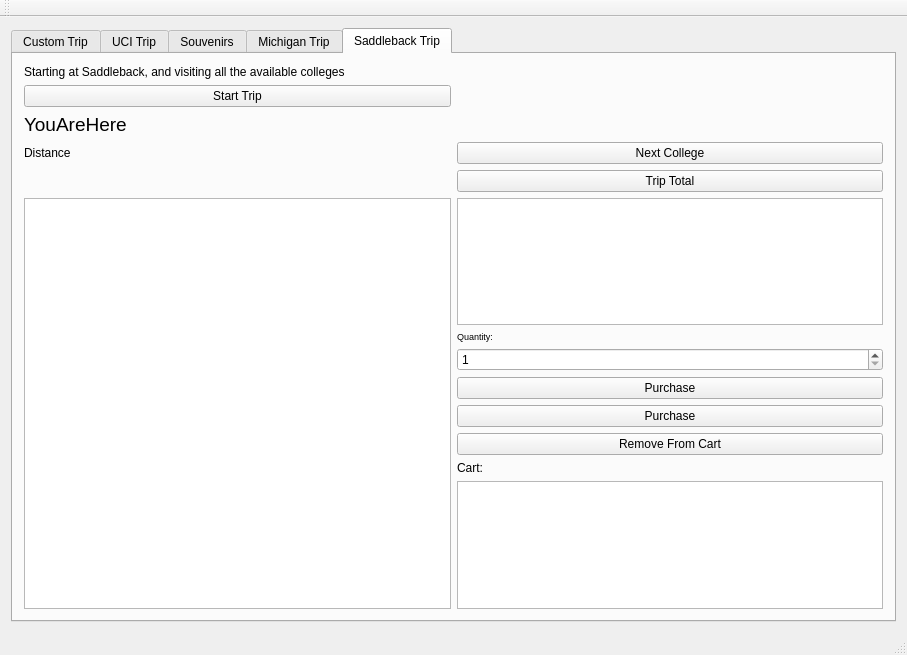
First picture: the form in CollegeTour/mainwindow.ui, repository 25wes25/caramelDelights, before the edit.
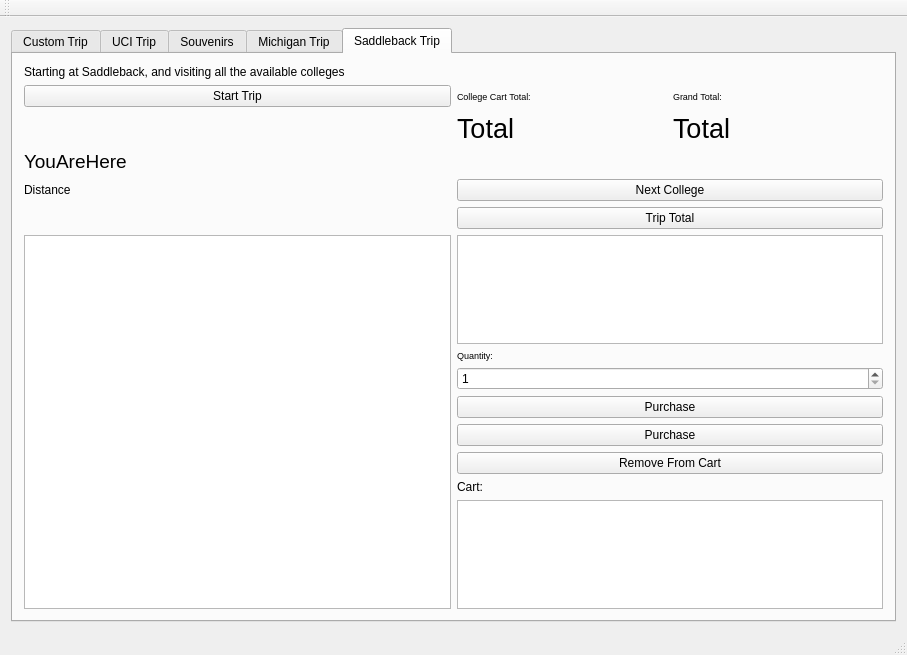
Second picture: the form after the edit. Icons and pictures are not drawn.

Diff of the .ui file:
```diff
--- a/CollegeTour/mainwindow.ui
+++ b/CollegeTour/mainwindow.ui
@@ -400,13 +400,6 @@
         <string>Saddleback Trip</string>
        </attribute>
        <layout class="QGridLayout" name="gridLayout_5">
-        <item row="1" column="0">
-         <widget class="QPushButton" name="saddleStartButton">
-          <property name="text">
-           <string>Start Trip</string>
-          </property>
-         </widget>
-        </item>
         <item row="0" column="0">
          <widget class="QLabel" name="saddleLabel">
           <property name="text">
@@ -414,7 +407,70 @@
           </property>
          </widget>
         </item>
-        <item row="2" column="0">
+        <item row="1" column="0">
+         <widget class="QPushButton" name="saddleStartButton">
+          <property name="text">
+           <string>Start Trip</string>
+          </property>
+         </widget>
+        </item>
+        <item row="1" column="1">
+         <layout class="QHBoxLayout" name="horizontalLayout">
+          <item>
+           <widget class="QLabel" name="collegeTotalLabel">
+            <property name="font">
+             <font>
+              <pointsize>7</pointsize>
+             </font>
+            </property>
+            <property name="text">
+             <string>College Cart Total:</string>
+            </property>
+           </widget>
+          </item>
+          <item>
+           <widget class="QLabel" name="saddleGrandTotalLabel">
+            <property name="font">
+             <font>
+              <pointsize>7</pointsize>
+             </font>
+            </property>
+            <property name="text">
+             <string>Grand Total:</string>
+            </property>
+           </widget>
+          </item>
+         </layout>
+        </item>
+        <item row="2" column="1">
+         <layout class="QHBoxLayout" name="horizontalLayout_2">
+          <item>
+           <widget class="QLabel" name="collegeCartTotal">
+            <property name="font">
+             <font>
+              <pointsize>20</pointsize>
+             </font>
+            </property>
+            <property name="text">
+             <string>Total</string>
+            </property>
+           </widget>
+          </item>
+          <item>
+           <widget class="QLabel" name="saddleGrandTotal">
+            <property name="font">
+             <font>
+              <pointsize>20</pointsize>
+             </font>
+            </property>
+            <property name="text">
+             <string>Total</string>
+            </property>
+           </widget>
+          </item>
+         </layout>
+        </item>
+        <item row="3" column="0">
          <widget class="QLabel" name="saddlebackLocationLabel">
           <property name="font">
            <font>
@@ -426,20 +482,34 @@
           </property>
          </widget>
         </item>
-        <item row="3" column="0">
+        <item row="4" column="0">
          <widget class="QLabel" name="saddleDistanceLabel">
           <property name="text">
            <string>Distance</string>
           </property>
          </widget>
         </item>
-        <item row="5" column="0" rowspan="8">
-         <widget class="QTableView" name="saddleCollegeTable"/>
+        <item row="4" column="1">
+         <widget class="QPushButton" name="saddleNextCollege">
+          <property name="text">
+           <string>Next College</string>
+          </property>
+         </widget>
         </item>
         <item row="5" column="1">
-         <widget class="QTableView" name="saddleShopTable"/>
+         <widget class="QPushButton" name="saddleTripTotal">
+          <property name="text">
+           <string>Trip Total</string>
+          </property>
+         </widget>
+        </item>
+        <item row="6" column="0" rowspan="8">
+         <widget class="QTableView" name="saddleCollegeTable"/>
         </item>
         <item row="6" column="1">
+         <widget class="QTableView" name="saddleShopTable"/>
+        </item>
+        <item row="7" column="1">
          <widget class="QLabel" name="saddleQuantityLabel">
           <property name="font">
            <font>
@@ -452,13 +522,6 @@
          </widget>
         </item>
         <item row="8" column="1">
-         <widget class="QPushButton" name="saddlePurchase">
-          <property name="text">
-           <string>Purchase</string>
-          </property>
-         </widget>
-        </item>
-        <item row="7" column="1">
          <widget class="QSpinBox" name="saddleSouvQuantity">
           <property name="minimum">
            <number>1</number>
@@ -466,43 +529,36 @@
          </widget>
         </item>
         <item row="9" column="1">
-         <widget class="QPushButton" name="saddleNextPurchase">
+         <widget class="QPushButton" name="saddlePurchase">
           <property name="text">
            <string>Purchase</string>
           </property>
          </widget>
         </item>
         <item row="10" column="1">
+         <widget class="QPushButton" name="saddleNextPurchase">
+          <property name="text">
+           <string>Purchase</string>
+          </property>
+         </widget>
+        </item>
+        <item row="11" column="1">
          <widget class="QPushButton" name="saddleRemoveCart">
           <property name="text">
            <string>Remove From Cart</string>
           </property>
          </widget>
         </item>
-        <item row="11" column="1">
+        <item row="12" column="1">
          <widget class="QLabel" name="label_4">
           <property name="text">
            <string>Cart:</string>
           </property>
          </widget>
         </item>
-        <item row="12" column="1">
+        <item row="13" column="1">
          <widget class="QTableView" name="saddleCartTable"/>
         </item>
-        <item row="3" column="1">
-         <widget class="QPushButton" name="saddleNextCollege">
-          <property name="text">
-           <string>Next College</string>
-          </property>
-         </widget>
-        </item>
-        <item row="4" column="1">
-         <widget class="QPushButton" name="saddleTripTotal">
-          <property name="text">
-           <string>Trip Total</string>
-          </property>
-         </widget>
-        </item>
        </layout>
       </widget>
      </widget>
@@ -515,7 +571,7 @@
      <x>0</x>
      <y>0</y>
      <width>907</width>
-     <height>21</height>
+     <height>20</height>
     </rect>
    </property>
   </widget>
```
